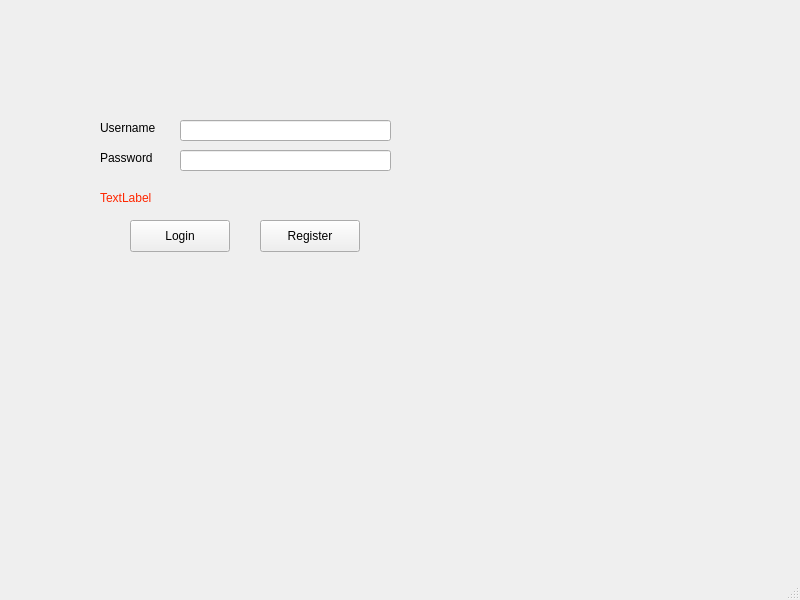
Above: CinemaProject/loginwindow.ui from yomnahisham/QT-Lab-Assignment1 before the change. Below: the same form after it.
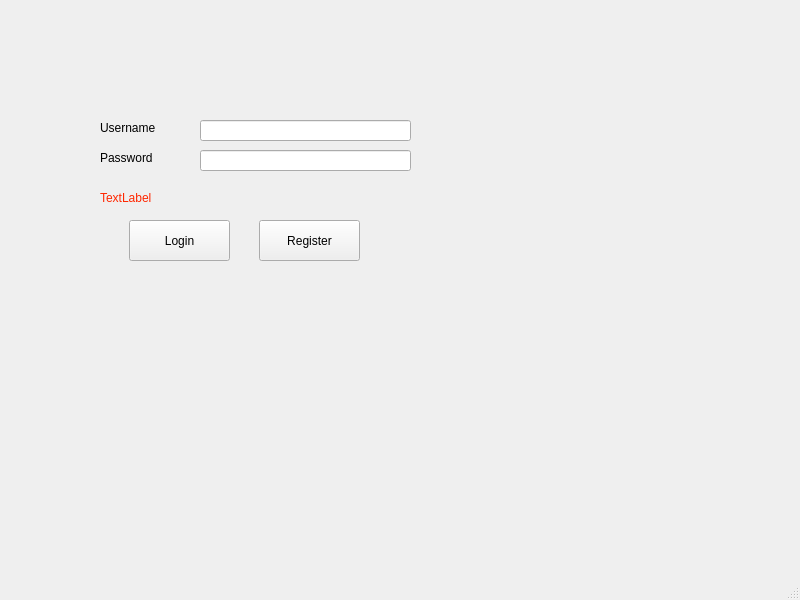
That is the form after the change.

Diff of the .ui file:
```diff
--- a/CinemaProject/loginwindow.ui
+++ b/CinemaProject/loginwindow.ui
@@ -32,7 +32,7 @@
      <rect>
       <x>100</x>
       <y>150</y>
-      <width>58</width>
+      <width>81</width>
       <height>16</height>
      </rect>
     </property>
@@ -43,7 +43,7 @@
    <widget class="QLineEdit" name="lineEdit_username">
     <property name="geometry">
      <rect>
-      <x>180</x>
+      <x>200</x>
       <y>120</y>
       <width>211</width>
       <height>21</height>
@@ -53,7 +53,7 @@
    <widget class="QLineEdit" name="lineEdit_password">
     <property name="geometry">
      <rect>
-      <x>180</x>
+      <x>200</x>
       <y>150</y>
       <width>211</width>
       <height>21</height>
@@ -66,10 +66,10 @@
    <widget class="QPushButton" name="pushButton_login">
     <property name="geometry">
      <rect>
-      <x>130</x>
+      <x>129</x>
       <y>220</y>
-      <width>100</width>
-      <height>32</height>
+      <width>101</width>
+      <height>41</height>
      </rect>
     </property>
     <property name="text">
@@ -79,10 +79,10 @@
    <widget class="QPushButton" name="pushButton_register">
     <property name="geometry">
      <rect>
-      <x>260</x>
+      <x>259</x>
       <y>220</y>
-      <width>100</width>
-      <height>32</height>
+      <width>101</width>
+      <height>41</height>
      </rect>
     </property>
     <property name="text">
```
Left out of the diff: 2 changed lines with no effect on the pictures.
